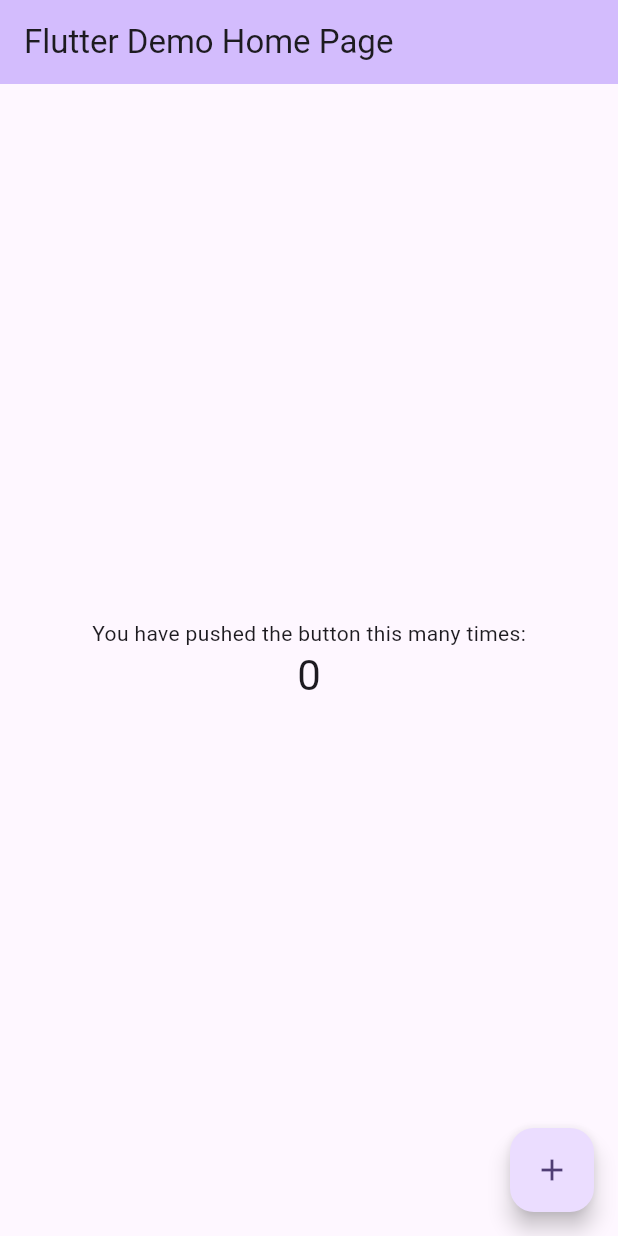
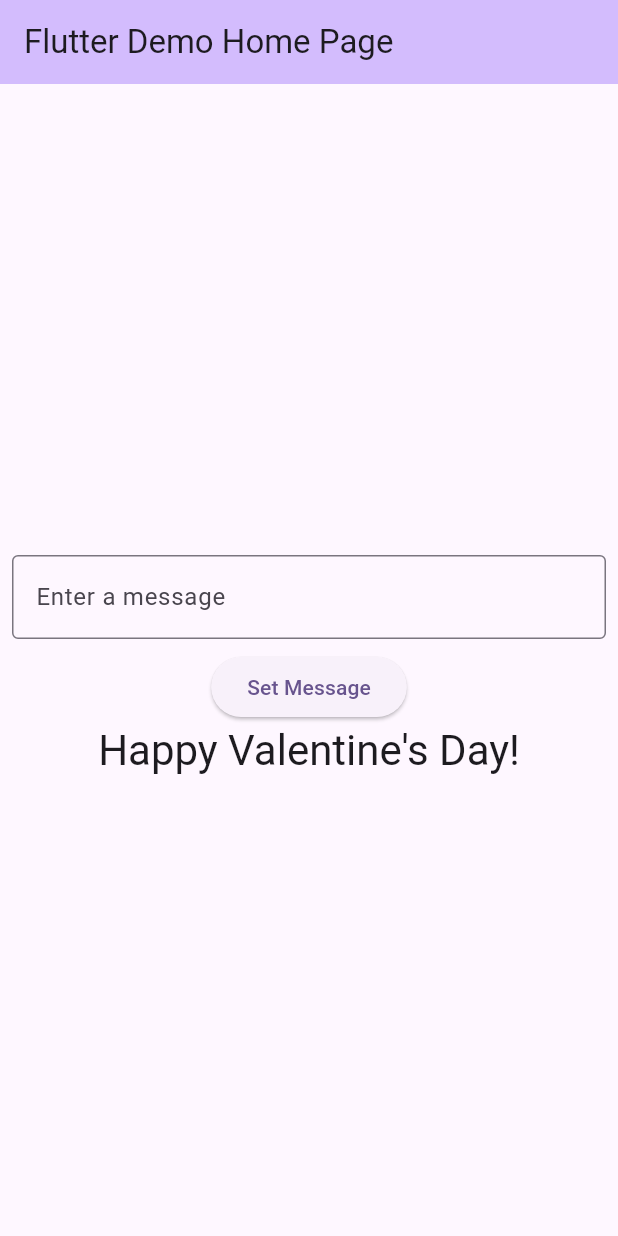
Before and after one commit to fernandocm9/MAD_valentines, a Flutter app: the screen it shows after launch, on a phone screen of 412 x 824 dp. Run offline on Flutter 3.47's test engine with Material 3 defaults, Android fonts, the phone set to English and light mode, and no system bars.

Commit message:
added text box to allow custom messages to be set

```diff
--- a/valentines/lib/main.dart
+++ b/valentines/lib/main.dart
@@ -7,27 +7,11 @@ void main() {
 class MyApp extends StatelessWidget {
   const MyApp({super.key});
 
-  // This widget is the root of your application.
   @override
   Widget build(BuildContext context) {
     return MaterialApp(
       title: 'Flutter Demo',
       theme: ThemeData(
-        // This is the theme of your application.
-        //
-        // TRY THIS: Try running your application with "flutter run". You'll see
-        // the application has a purple toolbar. Then, without quitting the app,
-        // try changing the seedColor in the colorScheme below to Colors.green
-        // and then invoke "hot reload" (save your changes or press the "hot
-        // reload" button in a Flutter-supported IDE, or press "r" if you used
-        // the command line to start the app).
-        //
-        // Notice that the counter didn't reset back to zero; the application
-        // state is not lost during the reload. To reset the state, use hot
-        // restart instead.
-        //
-        // This works for code too, not just values: Most code changes can be
-        // tested with just a hot reload.
         colorScheme: ColorScheme.fromSeed(seedColor: Colors.deepPurple),
         useMaterial3: true,
       ),
@@ -39,15 +23,6 @@ class MyApp extends StatelessWidget {
 class MyHomePage extends StatefulWidget {
   const MyHomePage({super.key, required this.title});
 
-  // This widget is the home page of your application. It is stateful, meaning
-  // that it has a State object (defined below) that contains fields that affect
-  // how it looks.
-
-  // This class is the configuration for the state. It holds the values (in this
-  // case the title) provided by the parent (in this case the App widget) and
-  // used by the build method of the State. Fields in a Widget subclass are
-  // always marked "final".
-
   final String title;
 
   @override
@@ -55,71 +30,47 @@ class MyHomePage extends StatefulWidget {
 }
 
 class _MyHomePageState extends State<MyHomePage> {
-  int _counter = 0;
+  String _message = 'Happy Valentine\'s Day!';
+  final TextEditingController _controller = TextEditingController();
 
-  void _incrementCounter() {
+  void _setMessage() {
     setState(() {
-      // This call to setState tells the Flutter framework that something has
-      // changed in this State, which causes it to rerun the build method below
-      // so that the display can reflect the updated values. If we changed
-      // _counter without calling setState(), then the build method would not be
-      // called again, and so nothing would appear to happen.
-      _counter++;
+      _message = _controller.text.isNotEmpty ? _controller.text : 'Happy Valentine\'s Day!';
     });
   }
 
   @override
   Widget build(BuildContext context) {
-    // This method is rerun every time setState is called, for instance as done
-    // by the _incrementCounter method above.
-    //
-    // The Flutter framework has been optimized to make rerunning build methods
-    // fast, so that you can just rebuild anything that needs updating rather
-    // than having to individually change instances of widgets.
     return Scaffold(
       appBar: AppBar(
-        // TRY THIS: Try changing the color here to a specific color (to
-        // Colors.amber, perhaps?) and trigger a hot reload to see the AppBar
-        // change color while the other colors stay the same.
         backgroundColor: Theme.of(context).colorScheme.inversePrimary,
-        // Here we take the value from the MyHomePage object that was created by
-        // the App.build method, and use it to set our appbar title.
         title: Text(widget.title),
       ),
       body: Center(
-        // Center is a layout widget. It takes a single child and positions it
-        // in the middle of the parent.
         child: Column(
-          // Column is also a layout widget. It takes a list of children and
-          // arranges them vertically. By default, it sizes itself to fit its
-          // children horizontally, and tries to be as tall as its parent.
-          //
-          // Column has various properties to control how it sizes itself and
-          // how it positions its children. Here we use mainAxisAlignment to
-          // center the children vertically; the main axis here is the vertical
-          // axis because Columns are vertical (the cross axis would be
-          // horizontal).
-          //
-          // TRY THIS: Invoke "debug painting" (choose the "Toggle Debug Paint"
-          // action in the IDE, or press "p" in the console), to see the
-          // wireframe for each widget.
           mainAxisAlignment: MainAxisAlignment.center,
           children: <Widget>[
-            const Text(
-              'You have pushed the button this many times:',
+            Padding(
+              padding: const EdgeInsets.all(8.0),
+              child: TextFormField(
+                controller: _controller,
+                decoration: const InputDecoration(
+                  border: OutlineInputBorder(),
+                  hintText: 'Enter a message',
+                ),
+              ),
+            ),
+            ElevatedButton(
+              onPressed: _setMessage,
+              child: const Text('Set Message'),
             ),
             Text(
-              '$_counter',
+              _message,
               style: Theme.of(context).textTheme.headlineMedium,
             ),
           ],
         ),
       ),
-      floatingActionButton: FloatingActionButton(
-        onPressed: _incrementCounter,
-        tooltip: 'Increment',
-        child: const Icon(Icons.add),
-      ), // This trailing comma makes auto-formatting nicer for build methods.
     );
   }
 }
```
